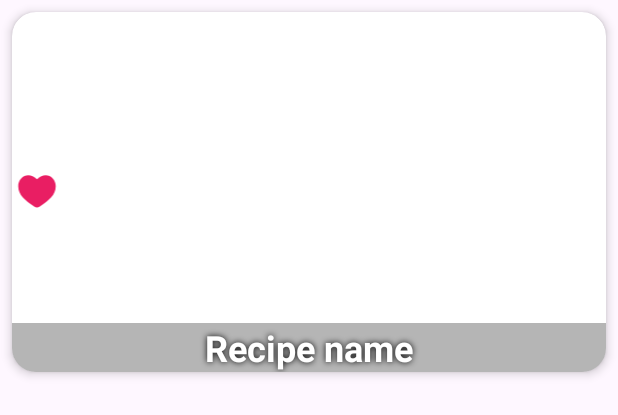
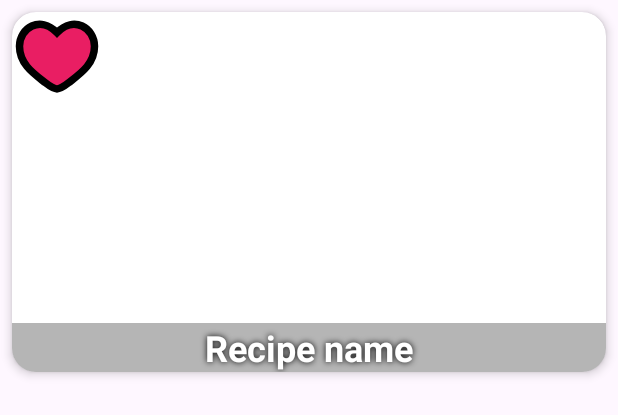
Before and after one commit to Yae-simp/Mock-Kotlin-test, an Android app: the layout item_recipe.xml on its own in the app's theme, with its tools: preview values and no code run, on a phone screen of 412 x 824 dp. Shown: the top 415 px of the screen. Run offline under Robolectric (Android 15) with nearby library versions, the phone set to English and light mode, and no system bars.

Commit message:
minor tweaks, everything else is the same

```diff
--- a/app/src/main/AndroidManifest.xml
+++ b/app/src/main/AndroidManifest.xml
@@ -16,6 +16,9 @@
         android:theme="@style/Theme.MockTest"
         tools:targetApi="31">
         <activity
+            android:name=".activities.CreateRecipeActivity"
+            android:exported="false" />
+        <activity
             android:name=".activities.DetailActivity"
             android:exported="false" />
         <activity
--- a/app/src/main/java/com/example/mocktest/sqlite/CreateRecipeActivity.kt
+++ b/app/src/main/java/com/example/mocktest/activities/CreateRecipeActivity.kt
@@ -1,4 +1,4 @@
-package com.example.mocktest.sqlite
+package com.example.mocktest.activities
 
 import android.os.Bundle
 import androidx.activity.enableEdgeToEdge
@@ -6,6 +6,8 @@ import androidx.appcompat.app.AppCompatActivity
 import androidx.core.view.ViewCompat
 import androidx.core.view.WindowInsetsCompat
 import com.example.mocktest.databinding.ActivityNewRecipeBinding
+import com.example.mocktest.data.NewRecipe
+import com.example.mocktest.sqlite.RecipeDAO
 
 
 class CreateRecipeActivity : AppCompatActivity() {
--- a/app/src/main/java/com/example/mocktest/activities/MainActivity.kt
+++ b/app/src/main/java/com/example/mocktest/activities/MainActivity.kt
@@ -15,7 +15,6 @@ import com.example.mocktest.adapter.RecipeAdapter
 import com.example.mocktest.data.Recipe
 import com.example.mocktest.databinding.ActivityMainBinding
 import com.example.mocktest.retrofit.RetrofitProvider
-import com.example.mocktest.sessionmanager.SessionManager
 import kotlinx.coroutines.CoroutineScope
 import kotlinx.coroutines.Dispatchers
 import kotlinx.coroutines.launch
@@ -46,6 +45,10 @@ class MainActivity : AppCompatActivity() {
         binding.recyclerView.adapter = adapter
         binding.recyclerView.layoutManager = GridLayoutManager(this, 2)
         searchRecipe()
+        binding.addRecipeButton.setOnClickListener {
+            val intent = Intent(this, CreateRecipeActivity::class.java)
+            startActivity(intent)
+        }
     }
 
     override fun onResume() {
--- a/app/src/main/java/com/example/mocktest/sqlite/NewRecipeAdapter.kt
+++ b/app/src/main/java/com/example/mocktest/adapter/NewRecipeAdapter.kt
@@ -1,9 +1,11 @@
-package com.example.mocktest.sqlite
+package com.example.mocktest.adapter
 
+import android.annotation.SuppressLint
 import android.view.LayoutInflater
 import android.view.ViewGroup
 import androidx.recyclerview.widget.RecyclerView
 import com.example.mocktest.databinding.ItemNewRecipeBinding
+import com.example.mocktest.data.NewRecipe
 
 class NewRecipeAdapter (
     private var items: List<NewRecipe>,
@@ -31,6 +33,7 @@ class NewRecipeAdapter (
         return items.size
     }
 
+    @SuppressLint("NotifyDataSetChanged")
     fun updateItems(items: List<NewRecipe>) {
         this.items = items
         notifyDataSetChanged()
--- a/app/src/main/java/com/example/mocktest/adapter/RecipeAdapter.kt
+++ b/app/src/main/java/com/example/mocktest/adapter/RecipeAdapter.kt
@@ -35,7 +35,7 @@ class RecipeAdapter (private var items: List<Recipe>, val onItemClick: (Int) ->
     }
 }
 
-class RecipeViewHolder(internal val binding: ItemRecipeBinding) : RecyclerView.ViewHolder(binding.root) {
+class RecipeViewHolder(private val binding: ItemRecipeBinding) : RecyclerView.ViewHolder(binding.root) {
 
     fun render(recipe: Recipe) {
         binding.recipeNameTextView.text = recipe.name
--- a/app/src/main/java/com/example/mocktest/sqlite/NewRecipe.kt
+++ b/app/src/main/java/com/example/mocktest/data/NewRecipe.kt
@@ -1,4 +1,4 @@
-package com.example.mocktest.sqlite
+package com.example.mocktest.data
 
 data class NewRecipe(
     val id: Long = -1,
--- a/app/src/main/java/com/example/mocktest/sqlite/databaseManager.kt
+++ b/app/src/main/java/com/example/mocktest/sqlite/databaseManager.kt
@@ -3,6 +3,7 @@ package com.example.mocktest.sqlite
 import android.content.Context
 import android.database.sqlite.SQLiteDatabase
 import android.database.sqlite.SQLiteOpenHelper
+import com.example.mocktest.data.NewRecipe
 
 class DatabaseManager(context: Context) : SQLiteOpenHelper(context, DATABASE_NAME, null, DATABASE_VERSION) {
 
--- a/app/src/main/java/com/example/mocktest/sqlite/recipeDAO.kt
+++ b/app/src/main/java/com/example/mocktest/sqlite/recipeDAO.kt
@@ -4,6 +4,7 @@ import android.content.ContentValues
 import android.content.Context
 import android.database.sqlite.SQLiteDatabase
 import android.util.Log
+import com.example.mocktest.data.NewRecipe
 
 class RecipeDAO(private val context: Context) {
 
@@ -77,7 +78,8 @@ class RecipeDAO(private val context: Context) {
 
     fun findById (id: Long) : NewRecipe? {
         open()
-        val projection = arrayOf(NewRecipe.COLUMN_ID,
+        val projection = arrayOf(
+            NewRecipe.COLUMN_ID,
                                 NewRecipe.COLUMN_NAME_TITLE,
                                 NewRecipe.COLUMN_INGREDIENTS,
                                 NewRecipe.COLUMN_INSTRUCTIONS)
--- a/app/src/main/res/drawable/ic_selected_fav.xml
+++ b/app/src/main/res/drawable/ic_selected_fav.xml
@@ -5,5 +5,7 @@
     android:viewportHeight="24">
   <path
       android:pathData="M2,9.137C2,14 6.019,16.591 8.962,18.911C10,19.729 11,20.5 12,20.5C13,20.5 14,19.729 15.038,18.911C17.981,16.591 22,14 22,9.137C22,4.274 16.5,0.825 12,5.501C7.5,0.825 2,4.274 2,9.137Z"
-      android:fillColor="#1C274C"/>
+      android:fillColor="#E91E63"
+      android:strokeColor="@color/black"
+      android:strokeWidth="2"  />
 </vector>
--- a/app/src/main/res/layout/activity_new_recipe.xml
+++ b/app/src/main/res/layout/activity_new_recipe.xml
@@ -5,7 +5,7 @@
     android:id="@+id/main"
     android:layout_width="match_parent"
     android:layout_height="match_parent"
-    tools:context=".sqlite.CreateRecipeActivity">
+    tools:context=".activities.CreateRecipeActivity">
 
     <!-- Background -->
     <ImageView
--- a/app/src/main/res/layout/item_recipe.xml
+++ b/app/src/main/res/layout/item_recipe.xml
@@ -38,11 +38,9 @@
 
         <ImageView
             android:id="@+id/favoriteImageView"
-            android:layout_width="33dp"
-            android:layout_height="30dp"
-            android:layout_gravity="center_vertical"
+            android:layout_width="60dp"
+            android:layout_height="60dp"
             android:src="@drawable/ic_selected_fav"
-            app:tint="#E91E63"
             tools:ignore="ContentDescription" />
 
     </androidx.cardview.widget.CardView>
```
